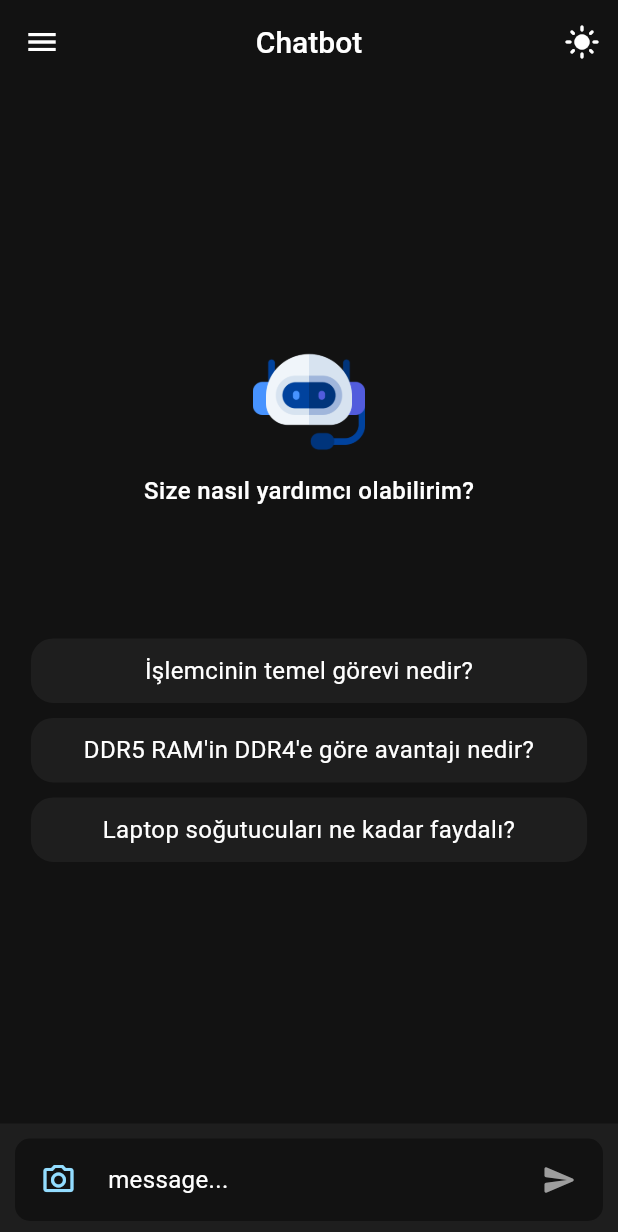
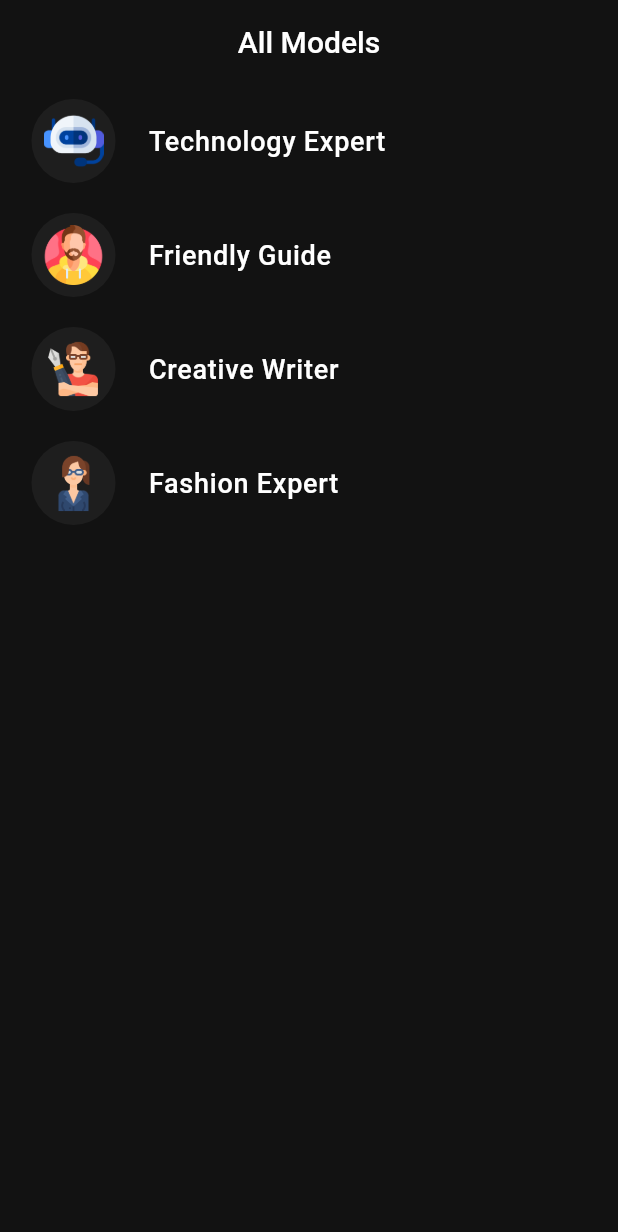
Before and after one commit to Emir1719/Chatbot, a Flutter app: the screen it shows after launch, on a phone screen of 412 x 824 dp. Shown: the top 1232 px of the screen. Run offline on Flutter 3.47's test engine with Material 3 defaults, Android fonts, the phone set to English and light mode, and no system bars; our stand-ins replace bloc, cookie_jar, dio, dio_cookie_manager, equatable, flutter_bloc and 2 more.

Commit message:
daha fazla model özelliği geldi

```diff
--- a/lib/config/service_locator.dart
+++ b/lib/config/service_locator.dart
@@ -2,6 +2,7 @@ import 'package:chatbot/features/chat/data/datasources/chat_service.dart';
 import 'package:chatbot/features/chat/presentation/bloc/chat_bloc.dart';
 import 'package:chatbot/features/chat/presentation/bloc/conversation/conversation_bloc.dart';
 import 'package:chatbot/features/chat/presentation/bloc/message_cubit/message_cubit.dart';
+import 'package:chatbot/features/models/presentation/bloc/models_bloc.dart';
 import 'package:chatbot/features/theme/presentation/cubit/theme_cubit.dart';
 import 'package:dio/dio.dart';
 import 'package:get_it/get_it.dart';
@@ -17,4 +18,5 @@ void setupLocator() {
   getIt.registerLazySingleton<ChatBloc>(() => ChatBloc(getIt<ConversationBloc>()));
   getIt.registerLazySingleton<MessageCubit>(() => MessageCubit());
   getIt.registerLazySingleton<ThemeCubit>(() => ThemeCubit());
+  getIt.registerLazySingleton<ModelsBloc>(() => ModelsBloc());
 }
--- a/lib/features/chat/presentation/pages/chat/chat_view.dart
+++ b/lib/features/chat/presentation/pages/chat/chat_view.dart
@@ -2,16 +2,21 @@ import 'package:chatbot/features/chat/presentation/widgets/chat/chat_drawer.dart
 import 'package:chatbot/features/chat/presentation/widgets/chat/chat_list_view_builder.dart';
 import 'package:chatbot/features/chat/presentation/widgets/chat/chat_message_area.dart';
 import 'package:chatbot/features/chat/presentation/widgets/chat/theme_change_button.dart';
+import 'package:chatbot/features/models/domain/extensions/model_extension.dart';
+import 'package:chatbot/features/models/presentation/bloc/models_bloc.dart';
 import 'package:flutter/material.dart';
+import 'package:flutter_bloc/flutter_bloc.dart';
 
 class ChatView extends StatelessWidget {
   const ChatView({super.key});
 
   @override
   Widget build(BuildContext context) {
+    final model = context.read<ModelsBloc>().model;
+
     return Scaffold(
       appBar: AppBar(
-        title: const Text("Chatbot"),
+        title: Text(model?.displayName ?? model?.toName() ?? "Chatbot"),
         actions: [ThemeChangeButton()],
       ),
       drawer: const ChatDrawer(),
--- a/lib/features/chat/presentation/widgets/chat/chatbot_greeting.dart
+++ b/lib/features/chat/presentation/widgets/chat/chatbot_greeting.dart
@@ -1,7 +1,10 @@
 import 'package:chatbot/features/chat/presentation/widgets/chat/conv_starter.dart';
+import 'package:chatbot/features/models/domain/extensions/model_extension.dart';
+import 'package:chatbot/features/models/presentation/bloc/models_bloc.dart';
 import 'package:chatbot/util/extensions/context_extension.dart';
 import 'package:chatbot/util/image.dart';
 import 'package:flutter/material.dart';
+import 'package:flutter_bloc/flutter_bloc.dart';
 
 class ChatbotGreeting extends StatelessWidget {
   const ChatbotGreeting({super.key});
@@ -9,23 +12,25 @@ class ChatbotGreeting extends StatelessWidget {
   @override
   Widget build(BuildContext context) {
     const space = SizedBox(height: 10);
+    final model = context.read<ModelsBloc>().model;
 
     return Column(
       mainAxisAlignment: MainAxisAlignment.center,
       children: [
         Spacer(flex: 2),
-        Image.asset(AppImage.chatbot, height: 75),
+        Image.asset(model?.toPath() ?? AppImage.technologyExpert, height: 75),
         space,
         Text(
           "Size nasıl yardımcı olabilirim?",
           style: context.text.bodyMedium?.copyWith(fontWeight: FontWeight.w500),
         ),
         Spacer(),
-        ConvStarter(message: "İşlemcinin temel görevi nedir?"),
+        ...model!.starters.map((e) => ConvStarter(message: e)),
+        /*ConvStarter(message: "İşlemcinin temel görevi nedir?"),
         space,
         ConvStarter(message: "DDR5 RAM'in DDR4'e göre avantajı nedir?"),
         space,
-        ConvStarter(message: "Laptop soğutucuları ne kadar faydalı?"),
+        ConvStarter(message: "Laptop soğutucuları ne kadar faydalı?"),*/
         Spacer(flex: 2),
       ],
     );
--- /dev/null
+++ b/lib/features/models/data/models/chatbots.dart
@@ -0,0 +1,27 @@
+enum Chatbots {
+  technologyExpert("technology_expert", null, [
+    "İşlemcinin temel görevi nedir?",
+    "DDR5 RAM'in DDR4'e göre avantajı nedir?",
+    "Laptop soğutucuları ne kadar faydalı?"
+  ]),
+  friendlyGuide("friendly_guide", null, [
+    "Arkadaşım! Bugün futbol hakkında konuşalım mı?",
+    "Sana bir sır versem tutar mısın?",
+    "Lisedeki anılarımdan bahsetmek istiyorum."
+  ]),
+  creativeWriter("creative_writer", null, [
+    "Yazacağım metni daha akıcı hale getir.",
+    "Polisiye konusunda bir hikaye yaz.",
+  ]),
+  girlFriend("girl_friend", "Fashion Expert", [
+    "En popüler giysi markası nedir?",
+    "Sarı bir kazağın altına ne iyi gider?",
+    "Resmi yerlerde hangi tür giysiler giyilmelidir?"
+  ]);
+
+  final String modelName;
+  final String? displayName;
+  final List<String> starters;
+
+  const Chatbots(this.modelName, this.displayName, this.starters);
+}
--- /dev/null
+++ b/lib/features/models/presentation/bloc/models_bloc.dart
@@ -0,0 +1,36 @@
+import 'dart:async';
+
+import 'package:bloc/bloc.dart';
+import 'package:chatbot/config/service_locator.dart';
+import 'package:chatbot/features/chat/data/datasources/chat_service.dart';
+import 'package:chatbot/features/chat/presentation/bloc/chat_bloc.dart';
+import 'package:chatbot/features/models/data/models/chatbots.dart';
+import 'package:equatable/equatable.dart';
+
+part 'models_event.dart';
+part 'models_state.dart';
+
+class ModelsBloc extends Bloc<ModelsEvent, ModelsState> {
+  final _chatService = getIt<ChatService>();
+  Chatbots? model;
+
+  ModelsBloc() : super(ModelsInitial()) {
+    on<SelectModelEvent>(_selectModel);
+  }
+
+  FutureOr<void> _selectModel(SelectModelEvent event, emit) async {
+    emit(ModelsLoading());
+
+    try {
+      model = event.model;
+
+      await _chatService.selectModel(model!.modelName);
+
+      getIt<ChatBloc>().add(ChatRestart());
+
+      emit(ModelsLoaded(model: model!));
+    } catch (e) {
+      emit(ModelsError(message: e.toString()));
+    }
+  }
+}
--- /dev/null
+++ b/lib/features/models/presentation/bloc/models_event.dart
@@ -0,0 +1,17 @@
+part of 'models_bloc.dart';
+
+abstract class ModelsEvent extends Equatable {
+  const ModelsEvent();
+
+  @override
+  List<Object> get props => [];
+}
+
+class SelectModelEvent extends ModelsEvent {
+  final Chatbots model;
+
+  const SelectModelEvent({required this.model});
+
+  @override
+  List<Object> get props => [model];
+}
--- /dev/null
+++ b/lib/features/models/presentation/bloc/models_state.dart
@@ -0,0 +1,30 @@
+part of 'models_bloc.dart';
+
+abstract class ModelsState extends Equatable {
+  const ModelsState();
+
+  @override
+  List<Object> get props => [];
+}
+
+class ModelsInitial extends ModelsState {}
+
+class ModelsLoading extends ModelsState {}
+
+class ModelsLoaded extends ModelsState {
+  final Chatbots model;
+
+  const ModelsLoaded({required this.model});
+
+  @override
+  List<Object> get props => [model];
+}
+
+class ModelsError extends ModelsState {
+  final String message;
+
+  const ModelsError({required this.message});
+
+  @override
+  List<Object> get props => [message];
+}
--- /dev/null
+++ b/lib/features/models/presentation/pages/models_view.dart
@@ -0,0 +1,39 @@
+import 'package:chatbot/features/chat/presentation/pages/chat/chat_view.dart';
+import 'package:chatbot/features/models/data/models/chatbots.dart';
+import 'package:chatbot/features/models/domain/extensions/model_extension.dart';
+import 'package:chatbot/features/models/presentation/bloc/models_bloc.dart';
+import 'package:chatbot/features/models/presentation/widgets/model_image.dart';
+import 'package:flutter/material.dart';
+import 'package:flutter_bloc/flutter_bloc.dart';
+
+class ModelsView extends StatelessWidget {
+  const ModelsView({super.key});
+
+  @override
+  Widget build(BuildContext context) {
+    final models = Chatbots.values;
+
+    return Scaffold(
+      appBar: AppBar(title: const Text('All Models')),
+      body: ListView.builder(
+        itemCount: models.length,
+        itemBuilder: (context, index) {
+          var model = models[index];
+
+          return ListTile(
+            onTap: () {
+              context.read<ModelsBloc>().add(SelectModelEvent(model: model));
+
+              Navigator.of(context).push(
+                MaterialPageRoute(builder: (context) => ChatView()),
+              );
+            },
+            leading: ModelImage(model: model),
+            contentPadding: EdgeInsets.symmetric(vertical: 10, horizontal: 15),
+            title: Text(model.displayName ?? model.toName()),
+          );
+        },
+      ),
+    );
+  }
+}
--- /dev/null
+++ b/lib/features/models/presentation/widgets/model_image.dart
@@ -0,0 +1,21 @@
+import 'package:chatbot/features/models/data/models/chatbots.dart';
+import 'package:chatbot/features/models/domain/extensions/model_extension.dart';
+import 'package:chatbot/util/extensions/context_extension.dart';
+import 'package:flutter/material.dart';
+
+class ModelImage extends StatelessWidget {
+  const ModelImage({super.key, required this.model});
+  final Chatbots model;
+
+  @override
+  Widget build(BuildContext context) {
+    return CircleAvatar(
+      backgroundColor: context.color.primaryContainer,
+      radius: 34,
+      child: Padding(
+        padding: const EdgeInsets.all(8.0),
+        child: Image.asset(model.toPath(), fit: BoxFit.contain),
+      ),
+    );
+  }
+}
--- a/lib/main.dart
+++ b/lib/main.dart
@@ -2,7 +2,8 @@ import 'package:chatbot/config/service_locator.dart';
 import 'package:chatbot/features/chat/presentation/bloc/chat_bloc.dart';
 import 'package:chatbot/features/chat/presentation/bloc/conversation/conversation_bloc.dart';
 import 'package:chatbot/features/chat/presentation/bloc/message_cubit/message_cubit.dart';
-import 'package:chatbot/features/chat/presentation/pages/chat/chat_view.dart';
+import 'package:chatbot/features/models/presentation/bloc/models_bloc.dart';
+import 'package:chatbot/features/models/presentation/pages/models_view.dart';
 import 'package:chatbot/features/theme/presentation/cubit/theme_cubit.dart';
 import 'package:chatbot/util/app_color_scheme.dart';
 import 'package:chatbot/util/app_theme.dart';
@@ -21,6 +22,7 @@ class MainApp extends StatelessWidget {
   Widget build(BuildContext context) {
     return MultiBlocProvider(
       providers: [
+        BlocProvider(create: (_) => getIt<ModelsBloc>()),
         BlocProvider(create: (_) {
           final conversationBloc = getIt<ConversationBloc>();
           conversationBloc.add(LoadConversationsEvent());
@@ -37,7 +39,7 @@ class MainApp extends StatelessWidget {
             theme: AppTheme.theme(AppColorScheme.light),
             darkTheme: AppTheme.theme(AppColorScheme.dark),
             themeMode: state.mode,
-            home: const ChatView(),
+            home: const ModelsView(),
           );
         },
       ),
--- a/lib/util/image.dart
+++ b/lib/util/image.dart
@@ -1,5 +1,8 @@
 class AppImage {
   static const String _picturePath = "assets/images/";
 
-  static String get chatbot => "${_picturePath}chatbot.png";
+  static String get technologyExpert => "${_picturePath}technology_expert.png";
+  static String get friendlyGuide => "${_picturePath}friendly_guide.png";
+  static String get creativeWriter => "${_picturePath}creative_writer.png";
+  static String get girlFriend => "${_picturePath}girl_friend.png";
 }
--- a/pubspec.yaml
+++ b/pubspec.yaml
@@ -17,6 +17,8 @@ dependencies:
   dio: ^5.7.0
   image_picker: ^1.1.2
   get_it: ^8.0.2
+  dio_cookie_manager: ^3.1.1
+  cookie_jar: ^4.0.8
 
 dev_dependencies:
   flutter_test:
```
Also changed, not shown: lib/features/chat/data/datasources/chat_service.dart (+20 -2 lines), lib/features/chat/presentation/widgets/bubble/bubble_text.dart (+7 -1 lines), lib/features/models/domain/extensions/model_extension.dart (added, +13 -0 lines), assets/images/creative_writer.png (added), assets/images/friendly_guide.png (added), assets/images/girl_friend.png (added), assets/images/technology_expert.png (renamed from assets/images/chatbot.png), pubspec.lock.
